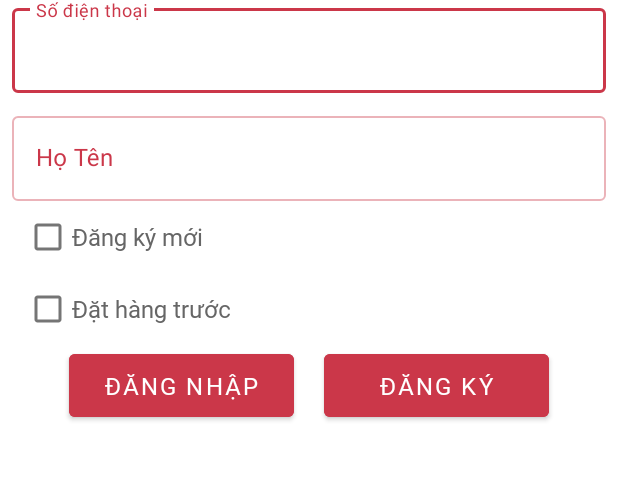
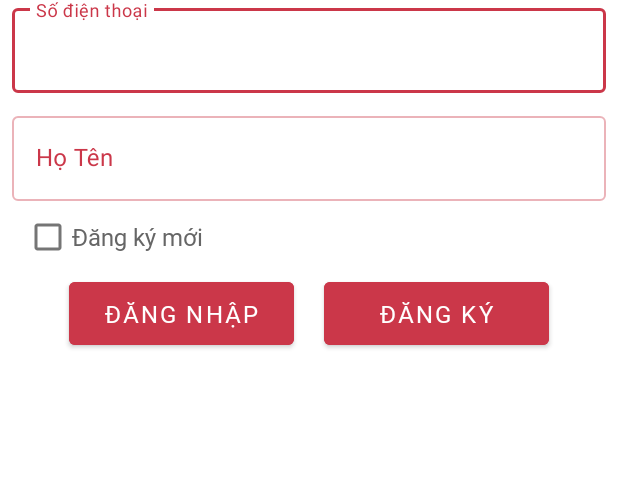
Before and after one commit to binhht7777/McDonaldsClient, an Android app: the screen it shows after launch (MainActivity), on a phone screen of 412 x 824 dp, the part 375-856 px from its top. Run offline under Robolectric (Android 15) with nearby library versions, the phone set to English and light mode, and no system bars; our stand-ins replace RxJava; libraries missing offline, so code that uses them is left out: com.smarteist.autoimageslider; plain views replace SliderView; network calls fail.

Commit message:
add font

```diff
--- a/app/src/main/AndroidManifest.xml
+++ b/app/src/main/AndroidManifest.xml
@@ -12,7 +12,6 @@
         android:supportsRtl="true"
         android:usesCleartextTraffic="true"
         android:theme="@style/Theme.McDonalds">
-        <activity android:name=".CartListActivity"></activity>
         <activity android:name=".PlaceOrderActivity" />
         <activity android:name=".DonHangActivity" />
         <activity android:name=".UserActivity" />
--- a/app/src/main/java/com/example/mcdonalds/Common/Common.java
+++ b/app/src/main/java/com/example/mcdonalds/Common/Common.java
@@ -6,7 +6,7 @@ import com.example.mcdonalds.Model.User;
 import com.example.mcdonalds.Model.Category;
 
 public class Common {
-    public static String API_RESTAURANT_ENDPOINT = "http://192.168.1.7:3000/";
+    public static String API_RESTAURANT_ENDPOINT = "http://192.168.1.3:3000/";
     public static final String API_KEY = "1234";
 
     public static final int DEFAULT_COLUMN_COUNT = 0;
--- a/app/src/main/java/com/example/mcdonalds/HomeActivity.java
+++ b/app/src/main/java/com/example/mcdonalds/HomeActivity.java
@@ -4,6 +4,7 @@ import android.app.SearchManager;
 import android.content.Context;
 import android.content.Intent;
 import android.os.Bundle;
+import android.provider.Settings;
 import android.view.Menu;
 import android.view.MenuItem;
 import android.widget.TextView;
@@ -126,10 +127,14 @@ public class HomeActivity extends AppCompatActivity {
             }
         });
         sliderView=findViewById(R.id.image_slide);
+
         init();
         initView();
         LoadBackgroud();
         LoadFavorite();
+
+
+
     }
 
     private void LoadBackgroud() {
--- a/app/src/main/java/com/example/mcdonalds/MainActivity.java
+++ b/app/src/main/java/com/example/mcdonalds/MainActivity.java
@@ -5,6 +5,7 @@ import androidx.appcompat.app.AppCompatActivity;
 import android.content.Intent;
 import android.os.Bundle;
 import android.os.Handler;
+import android.provider.Settings;
 import android.view.View;
 import android.widget.Button;
 import android.widget.Toast;
@@ -29,6 +30,7 @@ public class MainActivity extends AppCompatActivity {
     TextInputEditText edtHoten;
     Button btnLogin, btnSignUp;
     MaterialCheckBox chkDangky;
+    String IMEI = "";
 
     @Override
     protected void onDestroy() {
@@ -46,6 +48,7 @@ public class MainActivity extends AppCompatActivity {
         edtPhone = (TextInputEditText) findViewById(R.id.edtPhone);
         edtHoten = (TextInputEditText) findViewById(R.id.edtHoten);
         chkDangky = (MaterialCheckBox) findViewById(R.id.chkdDangky);
+        IMEI = Settings.Secure.getString(getApplicationContext().getContentResolver(), Settings.Secure.ANDROID_ID);
 
 //        new Handler().postDelayed(new Runnable() {
 //            @Override
@@ -55,12 +58,13 @@ public class MainActivity extends AppCompatActivity {
 //            }
 //        }, 3000);
         init();
-        String userId = UUID.randomUUID().toString();
+        checkImei();
+//        String userId = UUID.randomUUID().toString();
 
         btnLogin.setOnClickListener(new View.OnClickListener() {
             @Override
             public void onClick(View v) {
-                compositeDisposable.add(mcDonaldsAPI.getUsers(Common.API_KEY, edtPhone.getText().toString())
+                compositeDisposable.add(mcDonaldsAPI.getUserByPhone(Common.API_KEY, edtPhone.getText().toString())
                         .subscribeOn(Schedulers.io())
                         .observeOn(AndroidSchedulers.mainThread())
                         .subscribe(userModel -> {
@@ -88,13 +92,13 @@ public class MainActivity extends AppCompatActivity {
             public void onClick(View view) {
                 if (chkDangky.isChecked()) {
                     compositeDisposable.add(mcDonaldsAPI.updateUses(Common.API_KEY,
-                            userId,
+                            IMEI,
                             edtPhone.getText().toString(),
                             edtHoten.getText().toString())
                             .subscribeOn(Schedulers.io())
                             .observeOn(AndroidSchedulers.mainThread())
                             .subscribe(updateUserModel -> {
-                                        compositeDisposable.add(mcDonaldsAPI.getUsers(Common.API_KEY, edtPhone.getText().toString())
+                                        compositeDisposable.add(mcDonaldsAPI.getUserByPhone(Common.API_KEY, edtPhone.getText().toString())
                                                 .subscribeOn(Schedulers.io())
                                                 .observeOn(AndroidSchedulers.mainThread())
                                                 .subscribe(userModel -> {
@@ -119,6 +123,39 @@ public class MainActivity extends AppCompatActivity {
         });
     }
 
+    private void checkImei() {
+        compositeDisposable.add(mcDonaldsAPI.getImei(Common.API_KEY, IMEI)
+                .subscribeOn(Schedulers.io())
+                .observeOn(AndroidSchedulers.mainThread())
+                .subscribe(userModel -> {
+                            if (userModel.isSuccess()) {
+                                Common.currentUser = userModel.getResult().get(0);
+                                if (userModel.getResult().get(0).getIsCustomerYN().compareTo("N") == 0) {
+                                    edtPhone.setVisibility(View.VISIBLE);
+                                    edtHoten.setVisibility(View.VISIBLE);
+                                    chkDangky.setVisibility(View.VISIBLE);
+                                    btnLogin.setVisibility(View.VISIBLE);
+                                    btnSignUp.setVisibility(View.VISIBLE);
+//                                    Toast.makeText(MainActivity.this, "May cua hang!", Toast.LENGTH_SHORT).show();
+                                    new Handler().postDelayed(new Runnable() {
+                                        @Override
+                                        public void run() {
+                                            startActivity(new Intent(MainActivity.this, HomeActivity.class));
+                                            finish();
+                                        }
+                                    }, 3000);
+                                } else {
+                                    Toast.makeText(MainActivity.this, "May khach.!", Toast.LENGTH_SHORT).show();
+                                }
+                            } else {
+                                Toast.makeText(MainActivity.this, "Lỗi, vui lòng liên hệ tiếp tân.!", Toast.LENGTH_SHORT).show();
+                            }
+                        },
+                        throwable -> {
+                            Toast.makeText(MainActivity.this, "[GET IMEI API]" + throwable.getMessage(), Toast.LENGTH_SHORT).show();
+                        }));
+    }
+
     private void init() {
         mcDonaldsAPI = RetrofitClient.getInstance(Common.API_RESTAURANT_ENDPOINT).create(IMcDonaldsAPI.class);
     }
--- a/app/src/main/java/com/example/mcdonalds/Retrofit/IMcDonaldsAPI.java
+++ b/app/src/main/java/com/example/mcdonalds/Retrofit/IMcDonaldsAPI.java
@@ -1,5 +1,4 @@
 package com.example.mcdonalds.Retrofit;
-
 
 
 import com.example.mcdonalds.Model.BackgroundModel;
@@ -21,10 +20,14 @@ import retrofit2.http.Query;
 public interface IMcDonaldsAPI {
 
 
+    @GET("userbyimei")
+    Observable<UserModel> getImei(@Query("key") String apiKey,
+                                  @Query("imei") String imei);
+
     //lay thong tin background
-    @GET("users")
-    Observable<UserModel> getUsers(@Query("key") String apiKey,
-                                   @Query("userPhone") String userPhone);
+    @GET("userbyphone")
+    Observable<UserModel> getUserByPhone(@Query("key") String apiKey,
+                                         @Query("userPhone") String userPhone);
 
     //lay thong tin background
     @GET("background")
@@ -35,7 +38,7 @@ public interface IMcDonaldsAPI {
     Observable<CategorydModel> getCategory(@Query("key") String apiKey);
 
     // Get food by category
-    @GET("foodByCategory")
+    @GET("foodbycategory")
     Observable<FoodModel> getFoodByCategory(@Query("key") String apiKey,
                                             @Query("categoryId") String categoryId);
 
@@ -43,7 +46,7 @@ public interface IMcDonaldsAPI {
     @POST("users")
     @FormUrlEncoded
     Observable<UpdateUserModel> updateUses(@Field("key") String apiKey,
-                                           @Field("userId") String userId,
+                                           @Field("imei") String imei,
                                            @Field("userPhone") String userPhone,
                                            @Field("name") String name);
 
--- a/app/src/main/res/layout/activity_main.xml
+++ b/app/src/main/res/layout/activity_main.xml
@@ -112,16 +112,6 @@
             android:textSize="@dimen/font_size_16"
             android:text="Đăng ký mới"
             android:textColor="@color/xamdam" />
-        <com.google.android.material.checkbox.MaterialCheckBox
-            android:id="@+id/chkOrderTruoc"
-            android:layout_width="match_parent"
-            android:layout_height="match_parent"
-            android:layout_marginLeft="8dp"
-            android:layout_marginRight="8dp"
-            android:fontFamily="@font/tahoma"
-            android:textSize="@dimen/font_size_16"
-            android:text="Đặt hàng trước"
-            android:textColor="@color/xamdam" />
     </LinearLayout>
 
     <LinearLayout
```
Also changed, not shown: app/src/main/java/com/example/mcdonalds/Model/User.java (+16 -7 lines), app/src/main/res/font/impact.ttf (added), 5 other files.
